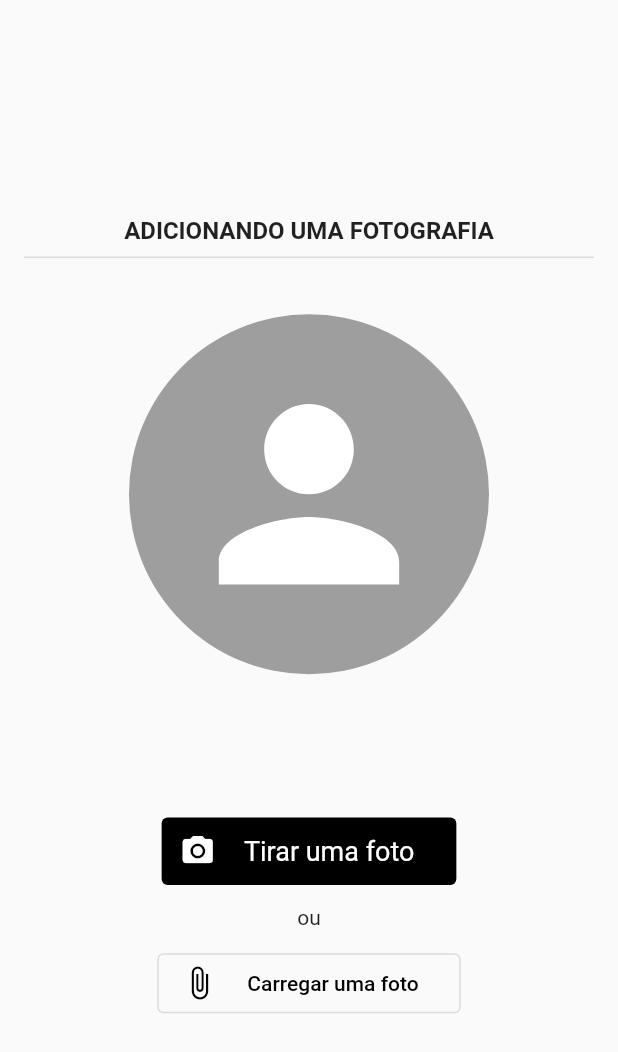
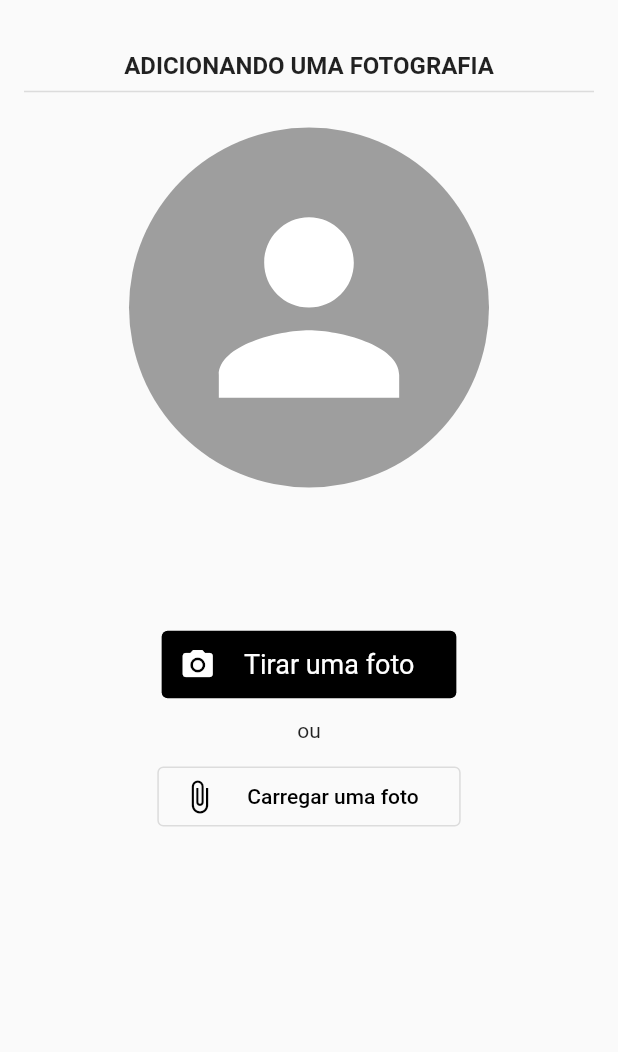
Before and after one commit to VictorAC97/UnB_TCC_Victor_Vinicius, a Flutter app: the TelaObterFoto screen opened directly with empty values, after a tap on "DELETAR FOTO", on a phone screen of 412 x 824 dp. Shown: the top 1052 px of the screen. Run offline on Flutter 3.47's test engine with Material 2 defaults, Android fonts, the phone set to English and light mode, and no system bars; our stand-ins replace image_picker, shared_preferences, smooth_page_indicator, video_player; accounts and stored records are empty.

Commit message:
refatoramento de codigo e correcao de bugs na UI do modulo 1

```diff
--- a/lib/pages/TelaObterFoto.dart
+++ b/lib/pages/TelaObterFoto.dart
@@ -46,27 +46,17 @@ class _TelaObterFotoState extends State<TelaObterFoto> {
   @override
   Widget build(BuildContext context) {
     return Scaffold(
-      body: Center(
-        child: SingleChildScrollView(
-          child: Column(
-            mainAxisAlignment: MainAxisAlignment.center,
-            children: [
-              Padding(
-                padding: const EdgeInsets.only(bottom: 30.0),
-                child: Column(
-                  children: const [
-                    Text(
+      body: SingleChildScrollView(
+        child: Column(mainAxisAlignment: MainAxisAlignment.center, children: [
+          const Padding(padding: EdgeInsets.all(17)),
+          const Text(
             "ADICIONANDO UMA FOTOGRAFIA",
-                      style:
-                          TextStyle(fontSize: 16, fontWeight: FontWeight.bold),
+            style: TextStyle(fontSize: 16, fontWeight: FontWeight.bold),
           ),
-                    Padding(
-                      padding: EdgeInsets.only(left: 16.0, right: 16.0),
+          const Padding(
+            padding: EdgeInsets.only(left: 16.0, right: 16.0, bottom: 16),
             child: Divider(
               thickness: 1,
-                      ),
-                    )
-                  ],
             ),
           ),
           widget.user!.fotoPerfil == null
@@ -138,16 +128,13 @@ class _TelaObterFotoState extends State<TelaObterFoto> {
           OutlinedButton.icon(
             icon: const Icon(Icons.attach_file),
             label: const Padding(
-                    padding: EdgeInsets.all(12),
-                    child: Text("Carregar uma foto")),
+                padding: EdgeInsets.all(12), child: Text("Carregar uma foto")),
             style: OutlinedButton.styleFrom(
               primary: Colors.black,
             ),
             onPressed: () => getFileFromGallery(),
           ),
-            ],
-          ),
-        ),
+        ]),
       ),
     );
   }
--- a/lib/widgets/Anexo.dart
+++ b/lib/widgets/Anexo.dart
@@ -9,9 +9,7 @@ class Anexo extends StatelessWidget {
 
   @override
   Widget build(BuildContext context) {
-    return Padding(
-      padding: const EdgeInsets.all(12),
-      child: Center(
+    return Center(
       child: SizedBox(
         width: largura,
         height: altura,
@@ -22,7 +20,6 @@ class Anexo extends StatelessWidget {
           ),
         ),
       ),
-      ),
     );
   }
 }
```
Also changed, not shown: lib/pages/TelaTarefaCurtir.dart (+13 -7 lines). Lines whose indentation alone changed are shown as unchanged.
